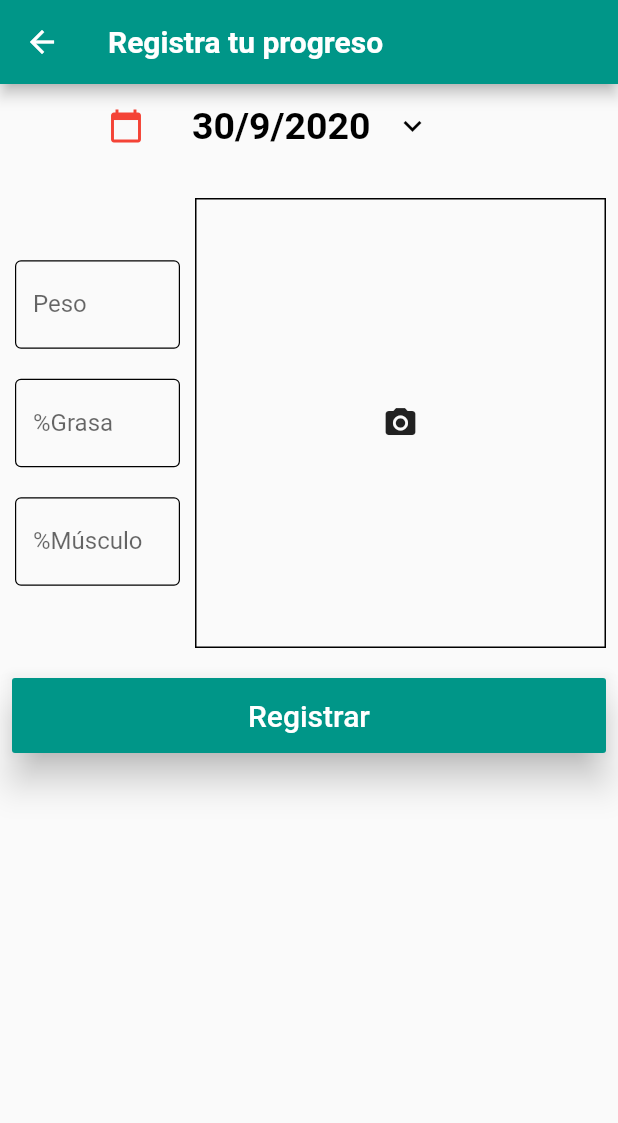
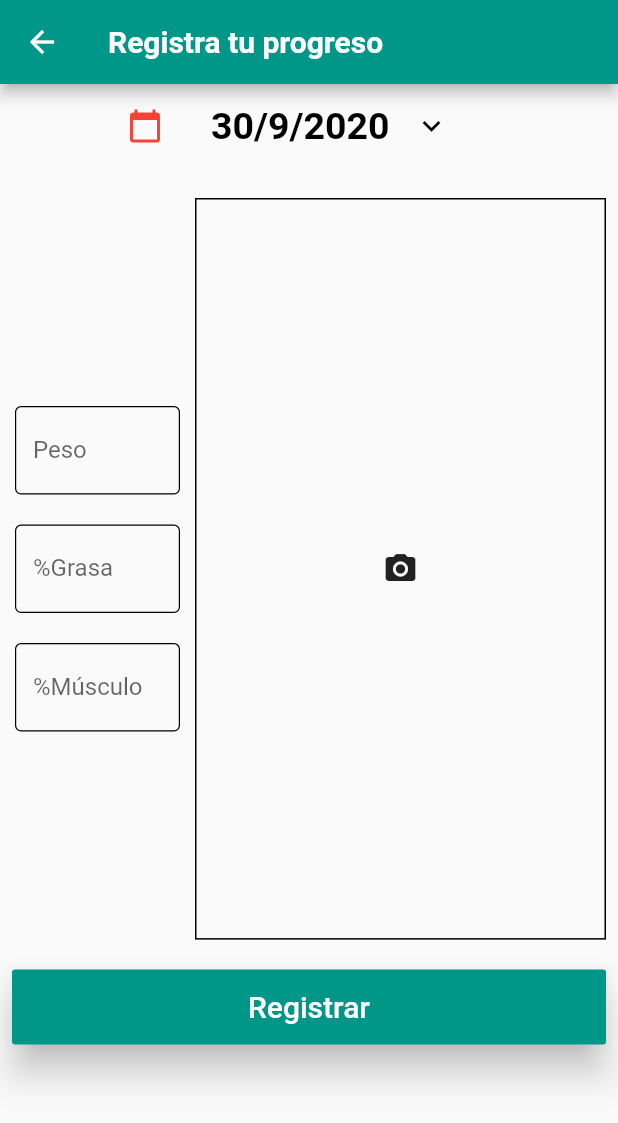
Before and after one commit to chelaschill/track-progress-app-flutter, a Flutter app: the Registro screen opened directly, on a phone screen of 412 x 824 dp. Shown: the top 1123 px of the screen. Run offline on Flutter 3.47's test engine with Material 2 defaults, Android fonts, the phone set to English and light mode, and no system bars; our stand-ins replace image_picker; missing offline and left inert: bezier_chart.

Commit message:
nuevo size

```diff
--- a/lib/registrar.dart
+++ b/lib/registrar.dart
@@ -111,21 +111,23 @@ class _RegistroState extends State<Registro> {
 
   @override
   Widget build(BuildContext context) {
+    final appBar = AppBar(
+      title: Text(
+        'Registra tu progreso',
+        style: TextStyle(
+            color: Colors.white, fontWeight: FontWeight.bold, fontSize: 20),
+      ),
+    );
+
     return Scaffold(
-      appBar: AppBar(
-        title: Text(
-          'Registra tu progreso',
-          style: TextStyle(
-              color: Colors.white, fontWeight: FontWeight.bold, fontSize: 20),
-        ),
-      ),
+      appBar: appBar,
       body: Builder(builder: (context) {
         return ListView(
           children: [
             Column(
               children: [
                 Container(
-                  width: 300,
+                  width: MediaQuery.of(context).size.width / 1.5,
                   child: ListTile(
                     leading: Icon(
                       Icons.calendar_today,
@@ -278,7 +280,8 @@ class _RegistroState extends State<Registro> {
                               padding: const EdgeInsets.only(right: 8.0),
                               child: Container(
                                 decoration: BoxDecoration(border: Border.all()),
-                                height: 300,
+                                height:
+                                    MediaQuery.of(context).size.height * 0.6,
                                 child: Center(
                                     child: IconButton(
                                         icon: Icon(Icons.camera_alt),
@@ -305,7 +308,7 @@ class _RegistroState extends State<Registro> {
                                 },
                               ),
                             ),
-                    )
+                    ),
                   ]),
                 ),
                 SizedBox(
```
